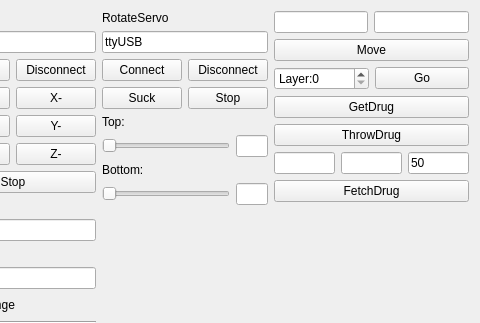
This is servotestdialog.ui in wh201906/Pharmacy_Robot as Qt 5 draws it before an edit; both pictures show x 81 to 561 and y 0 to 323 of the 561 by 582 pixel window. The edited form follows.
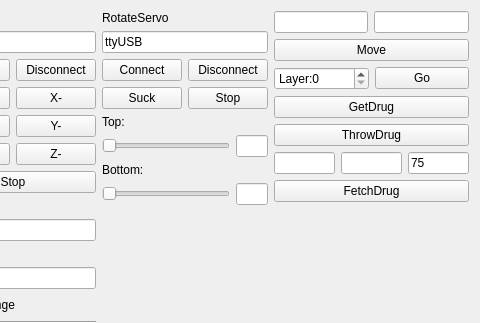
This is the edited form.

```diff
--- a/servotestdialog.ui
+++ b/servotestdialog.ui
@@ -509,7 +509,7 @@
             <enum>Qt::ClickFocus</enum>
            </property>
            <property name="text">
-            <string>50</string>
+            <string>75</string>
            </property>
           </widget>
          </item>
```
